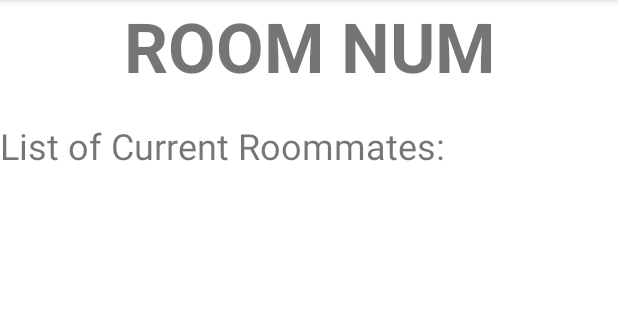
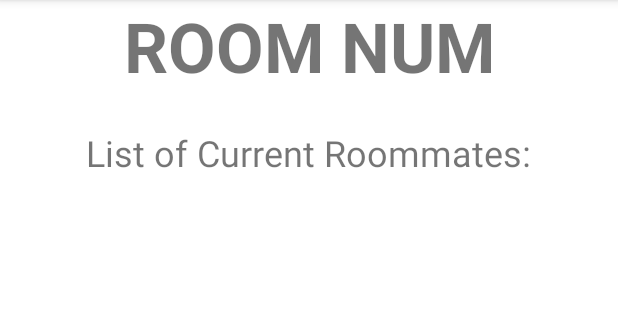
Before and after one commit to syannwa/Roommate_Shopping, an Android app: the RoommateViewActivity screen opened directly, with no data from a screen before it, on a phone screen of 412 x 824 dp, the part 84-404 px from its top. Run offline under Robolectric (Android 15) with nearby library versions, the phone set to English and light mode, and no system bars; our stand-ins replace Firebase (no records; nobody signed in at launch, a user with empty details on screens opened directly); 2 statements that could not run were skipped.

Commit message:
Finished part 2 : Updated some views to look cleaner, Rounded Payment to 2 decimal format

```diff
--- a/app/src/main/java/edu/uga/cs/roommateshopping/ShoppingList.java
+++ b/app/src/main/java/edu/uga/cs/roommateshopping/ShoppingList.java
@@ -113,7 +113,7 @@ public class ShoppingList extends AppCompatActivity {
                     ArrayList array = new ArrayList<String>();
                     array.add("There are no roommates.");
                     //arrayAdapter = new ArrayAdapter(ShoppingList.this, android.R.layout.simple_list_item_1, array);
-                    adapter =  new ThreeColumn_Adapter(ShoppingList.this,R.layout.activity_three_column__adapter, itemsList);
+                    adapter =  new ThreeColumn_Adapter(ShoppingList.this,R.layout.activity_three_column__adapter, array);
                     listView.setAdapter(adapter);
                 }
             }
--- a/app/src/main/java/edu/uga/cs/roommateshopping/TwoColumn_Adapter.java
+++ b/app/src/main/java/edu/uga/cs/roommateshopping/TwoColumn_Adapter.java
@@ -4,6 +4,7 @@ import androidx.appcompat.app.AppCompatActivity;
 
 import android.content.Context;
 import android.os.Bundle;
+import android.util.Log;
 import android.view.LayoutInflater;
 import android.view.View;
 import android.view.ViewGroup;
@@ -14,6 +15,7 @@ import java.util.ArrayList;
 
 public class TwoColumn_Adapter extends ArrayAdapter<Payment> {
 
+    private static final String DEBUG_TAG = "TwoColumn_DEBUG";
     private LayoutInflater mInflater;
     private ArrayList<Payment> payments;
     private int mViewResourceId;
@@ -37,7 +39,8 @@ public class TwoColumn_Adapter extends ArrayAdapter<Payment> {
                 name.setText(payments.get(position).getPerson());
             }
             if (payment != null) {
-                payment.setText("" + payments.get(position).getPayment().toString());
+                Log.d(DEBUG_TAG, "Payment: " + payments.get(position).getPayment());
+                payment.setText("" + payments.get(position).getPayment());
             }
         }
 
--- a/app/src/main/res/layout/activity_payments_list.xml
+++ b/app/src/main/res/layout/activity_payments_list.xml
@@ -26,7 +26,9 @@
             android:id="@+id/list_view"
             android:layout_width="match_parent"
             android:layout_height="match_parent"
-            android:layout_marginTop="20sp"/>
+            android:layout_marginTop="20sp"
+            android:layout_marginLeft="20sp"
+            android:layout_marginRight="20sp"/>
 
     </LinearLayout>
 
--- a/app/src/main/res/layout/activity_purchased_list.xml
+++ b/app/src/main/res/layout/activity_purchased_list.xml
@@ -51,7 +51,9 @@
         <ListView
             android:id="@+id/list_view"
             android:layout_width="match_parent"
-            android:layout_height="match_parent" />
+            android:layout_height="match_parent"
+            android:layout_marginLeft="20sp"
+            android:layout_marginRight="20sp"/>
     </LinearLayout>
 
 </androidx.constraintlayout.widget.ConstraintLayout>
--- a/app/src/main/res/layout/activity_roommate_view.xml
+++ b/app/src/main/res/layout/activity_roommate_view.xml
@@ -22,21 +22,21 @@
             android:typeface="normal" />
 
         <TextView
-            android:id="@+id/textView19"
-            android:layout_width="match_parent"
-            android:layout_height="wrap_content" />
-
-        <TextView
             android:id="@+id/textView18"
-            android:layout_width="match_parent"
+            android:layout_width="wrap_content"
             android:layout_height="wrap_content"
             android:text="List of Current Roommates:"
-            android:textSize="24sp" />
+            android:textSize="24sp"
+            android:layout_marginTop="24sp"
+            android:layout_gravity="center_horizontal"/>
 
         <ListView
             android:id="@+id/listview"
             android:layout_width="match_parent"
-            android:layout_height="match_parent" />
+            android:layout_height="match_parent"
+            android:layout_marginTop="20sp"
+            android:layout_marginLeft="20sp"
+            android:layout_marginRight="20sp"/>
     </LinearLayout>
 
 </androidx.constraintlayout.widget.ConstraintLayout>
--- a/app/src/main/res/layout/activity_two_column__adapter.xml
+++ b/app/src/main/res/layout/activity_two_column__adapter.xml
@@ -5,16 +5,14 @@
     android:weightSum="100">
 
     <TextView
-        android:textStyle="bold"
         android:textSize="20sp"
-        android:layout_weight="33"
+        android:layout_weight="50"
         android:layout_width="match_parent"
         android:layout_height="match_parent"
         android:id="@+id/textName"/>
     <TextView
-        android:textStyle="bold"
         android:textSize="20sp"
-        android:layout_weight="33"
+        android:layout_weight="50"
         android:layout_width="match_parent"
         android:layout_height="match_parent"
         android:id="@+id/textPayment"/>
```
Also changed, not shown: app/src/main/java/edu/uga/cs/roommateshopping/Payment.java (+9 -5 lines), app/src/main/res/layout/activity_shopping_list.xml (+50 -0 lines), app/src/main/res/layout/activity_three_column__adapter.xml (+20 -6 lines).
